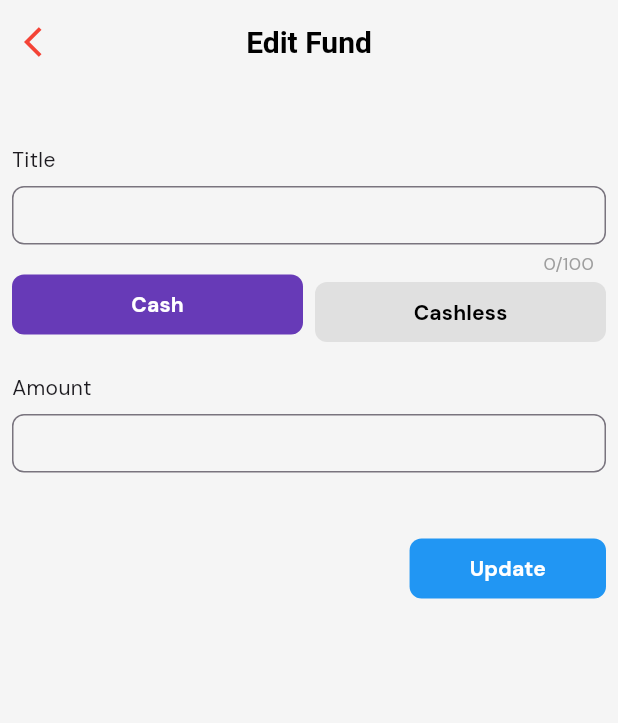
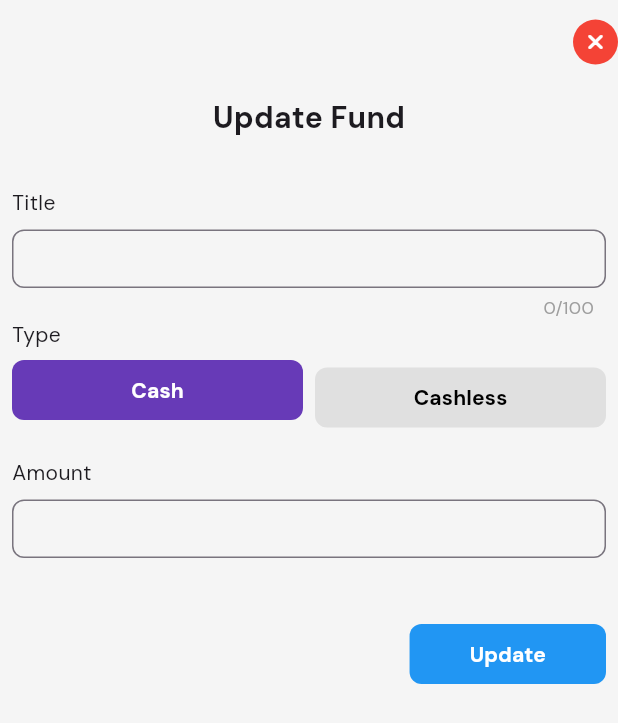
Before and after one commit to maouzal-pandu/Arus, a Flutter app: the EditFundView screen opened by its route, on a phone screen of 412 x 824 dp. Shown: the top 723 px of the screen. Run offline on Flutter 3.47's test engine with Material 3 defaults, Android fonts, the phone set to English and light mode, and no system bars; our stand-ins replace drift, drift_flutter, get, google_fonts; accounts and stored records are empty; generated files the repository leaves out were written again; statements that could not run were skipped.

Commit message:
style: change style and little tweeks

```diff
--- a/lib/app/modules/edit-category/views/edit_category_view.dart
+++ b/lib/app/modules/edit-category/views/edit_category_view.dart
@@ -76,7 +76,7 @@ class EditCategoryView extends GetView<EditCategoryController> {
               child: Column(
                 children: [
                   Text(
-                    'Edit Category',
+                    'Update Category',
                     style: TextStyle(fontSize: 20, fontWeight: FontWeight.bold),
                   ),
 
--- a/lib/app/modules/edit-fund/views/edit_fund_view.dart
+++ b/lib/app/modules/edit-fund/views/edit_fund_view.dart
@@ -26,26 +26,29 @@ class EditFundView extends GetView<EditFundController> {
       },
       child: Scaffold(
         appBar: AppBar(
-          title: Row(
-            children: [
-              Expanded(
-                child: GestureDetector(
-                  onTap: _onBack,
-                  behavior: HitTestBehavior.opaque,
-                  child: Align(
-                    alignment: AlignmentGeometry.centerLeft,
-                    child: const Icon(Icons.arrow_back_ios, color: Colors.red),
+          automaticallyImplyLeading: false,
+          actions: [
+            GestureDetector(
+              onTap: _onBack,
+              child: Container(
+                height: 30,
+                width: 30,
+                decoration: BoxDecoration(
+                  shape: BoxShape.circle,
+                  color: Colors.red,
+                ),
+                padding: EdgeInsets.all(4),
+                child: Center(
+                  child: const Icon(
+                    Icons.close_rounded,
+                    color: Colors.white,
+                    size: 16,
+                    fontWeight: FontWeight.bold,
                   ),
                 ),
               ),
-
-              const Text('Edit Fund'),
-
-              const Expanded(child: SizedBox()),
-            ],
-          ),
-          centerTitle: true,
-          automaticallyImplyLeading: false,
+            ),
+          ],
         ),
 
         body: SingleChildScrollView(
@@ -55,6 +58,11 @@ class EditFundView extends GetView<EditFundController> {
               key: controller.formK,
               child: Column(
                 children: [
+                  Text(
+                    'Update Fund',
+                    style: TextStyle(fontSize: 20, fontWeight: FontWeight.bold),
+                  ),
+
                   const SizedBox(height: 32),
 
                   formInputFieldCol(
@@ -89,10 +97,14 @@ class EditFundView extends GetView<EditFundController> {
                     ),
                   ),
 
-                  formInputTypeRow<FundType>(controller.type, FundType.values, [
-                    'Cash',
-                    'Cashless',
-                  ]),
+                  formInputFieldCol(
+                    'Type',
+                    formInputTypeRow<FundType>(
+                      controller.type,
+                      FundType.values,
+                      ['Cash', 'Cashless'],
+                    ),
+                  ),
 
                   const SizedBox(height: 16),
 
```
Also changed, not shown: lib/app/modules/add-fund/controllers/add_fund_controller.dart (+30 -0 lines), lib/app/modules/add-fund/views/add_fund_view.dart (+48 -3 lines), lib/app/modules/funds/views/funds_view.dart (+32 -16 lines), lib/app/modules/home/views/home_view.dart (+5 -2 lines).
